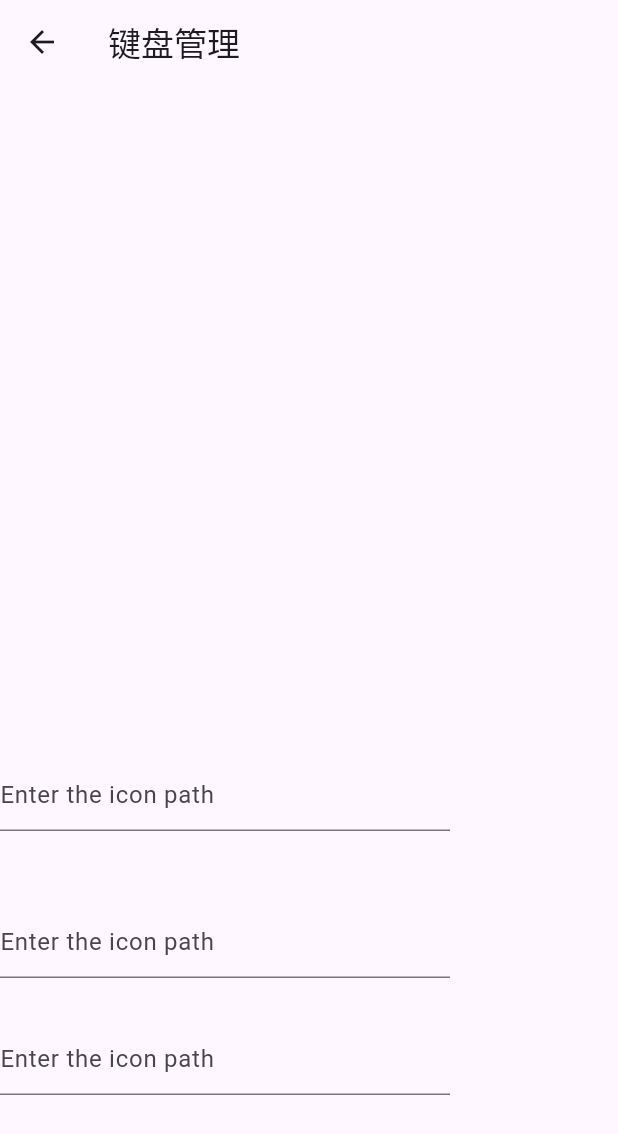
After one commit to LeeWongClient/ScrollViewDemo, a Flutter app: the KeyboardManagerPage screen opened directly, on a phone screen of 412 x 824 dp. The commit adds this screen. Shown: the top 1134 px of the screen. Run offline on Flutter 3.47's test engine with Material 3 defaults, Android fonts, the phone set to English and light mode, and no system bars; our stand-ins replace extended_image, flutter_keyboard_visibility, flutter_native_splash, go_router, hive, lottie and 1 more; missing offline and left inert: pull_to_refresh_notification; accounts and stored records are empty.

Commit message:
键盘管理

```diff
--- /dev/null
+++ b/lib/other/keyboard/keyboard_manager_page.dart
@@ -0,0 +1,56 @@
+import 'package:flutter/material.dart';
+import 'package:flutter_keyboard_visibility/flutter_keyboard_visibility.dart';
+
+class KeyboardManagerPage extends StatefulWidget {
+  const KeyboardManagerPage({super.key});
+
+  @override
+  State<KeyboardManagerPage> createState() => _KeyboardManagerPageState();
+}
+
+class _KeyboardManagerPageState extends State<KeyboardManagerPage> {
+  @override
+  Widget build(BuildContext context) {
+    return KeyboardDismissOnTap(
+      child: Scaffold(
+        appBar: AppBar(title: Text('键盘管理'),),
+        body: SingleChildScrollView(
+          child: Column(
+            mainAxisAlignment: MainAxisAlignment.center,
+            children: [
+              SizedBox(
+                height: 450,
+              ),
+              TextField(
+                decoration: InputDecoration(
+                  hintText: 'Enter the icon path',
+                  constraints: const BoxConstraints.tightFor(
+                    width: 300,
+                  ),
+                ),
+              ),
+              SizedBox(height: 50,),
+              TextField(
+                decoration: InputDecoration(
+                  hintText: 'Enter the icon path',
+                  constraints: const BoxConstraints.tightFor(
+                    width: 300,
+                  ),
+                ),
+              ),
+              SizedBox(height: 30,),
+              TextField(
+                decoration: InputDecoration(
+                  hintText: 'Enter the icon path',
+                  constraints: const BoxConstraints.tightFor(
+                    width: 300,
+                  ),
+                ),
+              ),
+            ],
+          ),
+        ),
+      ),
+    );
+  }
+}
--- a/lib/other/other_page.dart
+++ b/lib/other/other_page.dart
@@ -1,5 +1,6 @@
 import 'package:flutter/material.dart';
 
+import 'keyboard/keyboard_manager_page.dart';
 import 'liefcycle/flutter_stful_life_cycle_page.dart';
 import 'load_local_font.dart';
 
@@ -11,7 +12,7 @@ class OtherFlutterPage extends StatefulWidget {
 }
 
 class _OtherFlutterPageState extends State<OtherFlutterPage> {
-  final List<String> _titles = ['加载字体', '数据库Hive', '键盘监听和处理', '生命周期'];
+  final List<String> _titles = ['加载字体', '数据库Hive', '键盘监听和处理', '生命周期', '限制文本字数'];
 
   @override
   Widget build(BuildContext context) {
@@ -25,7 +26,7 @@ class _OtherFlutterPageState extends State<OtherFlutterPage> {
               } else if(index == 1) {
 
               } else if (index == 2) {
-
+                _onTapKeyboardManager();
               } else if (index == 3) {
                 _onTapLifeCycle();
               }
@@ -42,4 +43,8 @@ class _OtherFlutterPageState extends State<OtherFlutterPage> {
   _onTapLifeCycle() {
     Navigator.of(context).push(MaterialPageRoute(builder: (context) => CounterWidget(title: '声明周期',)));
   }
+
+  _onTapKeyboardManager() {
+    Navigator.of(context).push(MaterialPageRoute(builder: (context) => KeyboardManagerPage()));
+  }
 }
--- a/pubspec.yaml
+++ b/pubspec.yaml
@@ -58,6 +58,7 @@ dev_dependencies:
   hive: ^2.2.3
   hive_flutter: ^1.1.0
   path_provider: ^2.1.1
+  flutter_keyboard_visibility: ^6.0.0
 
 # For information on the generic Dart part of this file, see the
 # following page: https://dart.dev/tools/pub/pubspec
```
Also changed, not shown: pubspec.lock, 1 other file.
